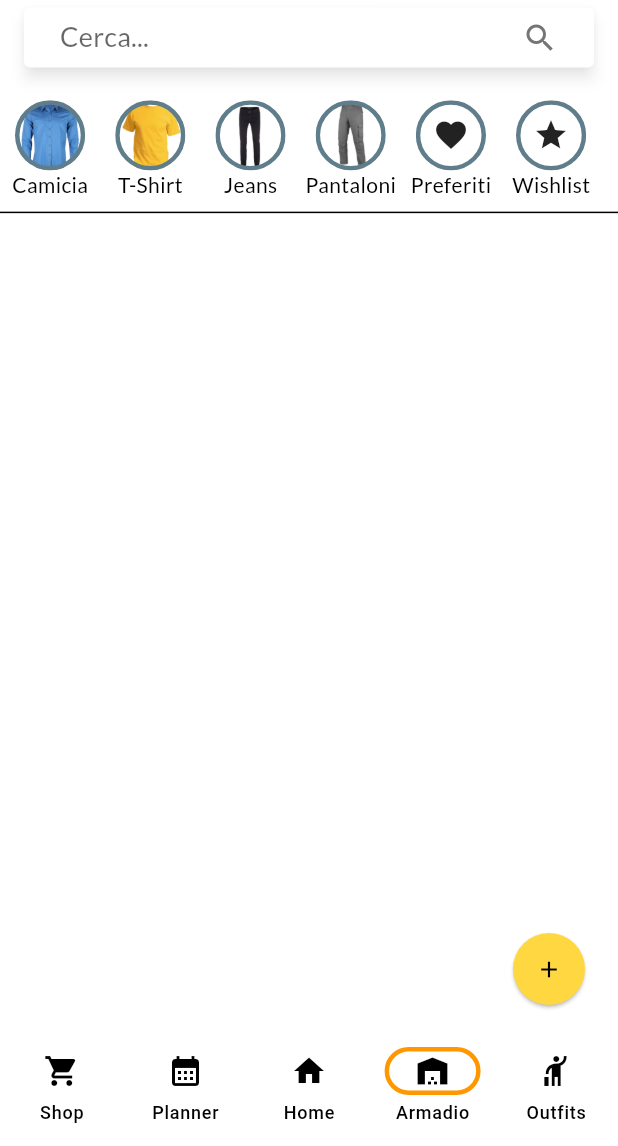
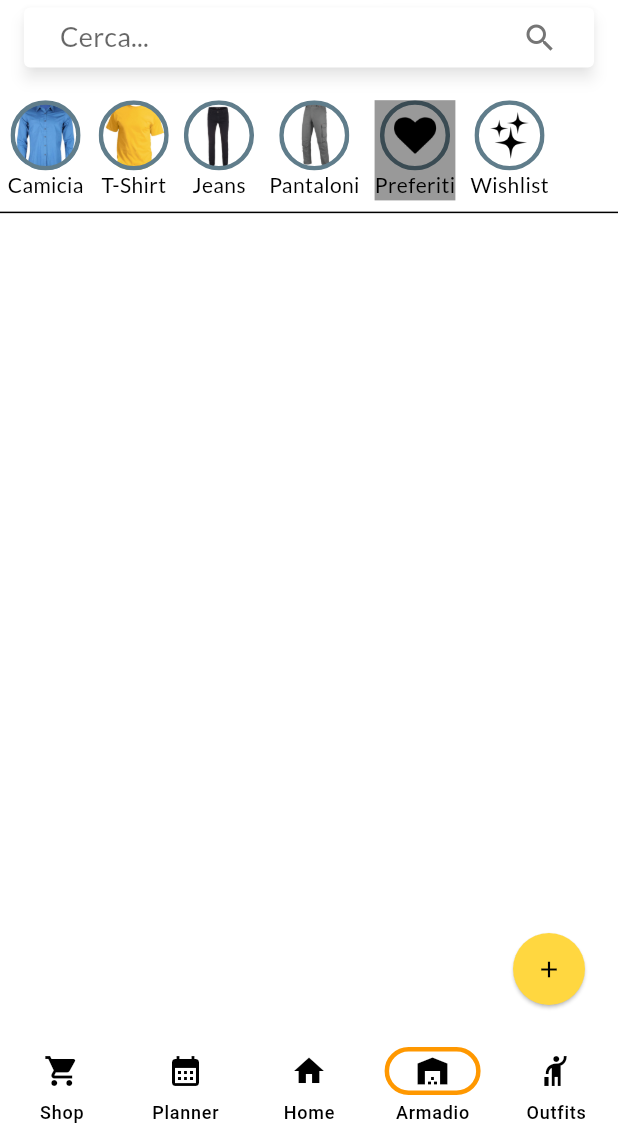
Before and after one commit to Timat-Piderma/cataclothes, a Flutter app: the screen it shows after launch, item 4 of the bottom bar chosen, after a tap on "Preferiti", on a phone screen of 412 x 824 dp, the part 90-1236 px from its top. Run offline on Flutter 3.47's test engine with Material 3 defaults, Android fonts, the phone set to English and light mode, and no system bars; our stand-ins replace google_fonts, image_cropper, image_picker, material_floating_search_bar_2, pie_chart, screenshot; missing offline and left inert: lindi_sticker_widget.

Commit message:
remade FilterHorizontalList

```diff
--- a/lib/article_detail.dart
+++ b/lib/article_detail.dart
@@ -32,7 +32,6 @@ class _ArticleDetailState extends State<ArticleDetail>
   ArticleCategory? dropdownCategoryValue;
 
   bool _isFavourited = false;
-  late TabController _tabController;
 
   @override
   void initState() {
@@ -48,12 +47,6 @@ class _ArticleDetailState extends State<ArticleDetail>
     dropdownCategoryValue = widget.article.articleCategory;
 
     _isFavourited = widget.article.isFavourite;
-  }
-
-  @override
-  void dispose() {
-    _tabController.dispose();
-    super.dispose();
   }
 
   double computeWidth() {
--- a/lib/data_manager.dart
+++ b/lib/data_manager.dart
@@ -206,7 +206,11 @@ class DataManager extends ChangeNotifier {
   }
 
   static Article? getFilterArticle(ArticleCategory cat) {
-    for (var element in SampleData.allArticles) {
+    List<Article> userArticles =
+        SampleData.allArticles + SampleData.wishlistArticles;
+    userArticles
+        .sort((a, b) => a.name.toLowerCase().compareTo(b.name.toLowerCase()));
+    for (var element in (userArticles)) {
       if (element.articleCategory == cat) {
         return element;
       }
--- /dev/null
+++ b/lib/filter_horizontal_list.dart
@@ -0,0 +1,120 @@
+import 'dart:io';
+
+import 'package:flutter/material.dart';
+import 'article.dart';
+import 'item.dart';
+import 'outfit.dart';
+
+class FilterHorizontalList extends StatefulWidget {
+  final List<ItemBubble> items;
+  final int type;
+
+  const FilterHorizontalList(
+      {required this.items, required this.type, Key? key})
+      : super(key: key);
+
+  @override
+  State<FilterHorizontalList> createState() => _FilterHorizontalListState();
+}
+
+class _FilterHorizontalListState extends State<FilterHorizontalList> {
+  int selectedIndex = -1;
+
+  @override
+  void initState() {
+    super.initState();
+  }
+
+  @override
+  Widget build(BuildContext context) {
+    return ListView.builder(
+      itemCount: widget.items.length,
+      scrollDirection: Axis.horizontal,
+      itemBuilder: (context, index) {
+        final isSelected = selectedIndex == index;
+        return GestureDetector(
+          onTap: () {
+            widget.items[index].func(widget.items[index].item is Article
+                ? (widget.items[index].item as Article).articleCategory!
+                : (widget.items[index].item as Outfit).outfitCategory!);
+            if (selectedIndex == index) {
+              setState(() {
+                selectedIndex = -1;
+              });
+            } else {
+              setState(() {
+                selectedIndex = index;
+              });
+            }
+          },
+          child: Padding(
+            padding: EdgeInsets.symmetric(horizontal: 5),
+            child: Stack(
+              children: [
+                widget.items[index],
+                if (isSelected)
+                  Positioned.fill(
+                    child: ColoredBox(color: Colors.black.withOpacity(0.4)),
+                  ),
+              ],
+            ),
+          ),
+        );
+      },
+    );
+  }
+}
+
+class ItemBubble extends StatefulWidget {
+  final Item item;
+  final Function func;
+
+  ItemBubble({super.key, required this.item, required this.func});
+
+  @override
+  State<ItemBubble> createState() {
+    return _ItemBubbleState();
+  }
+}
+
+class _ItemBubbleState extends State<ItemBubble> {
+  bool isSelected = false;
+
+  @override
+  Widget build(BuildContext context) {
+    return Center(
+      child: Column(
+        children: [
+          Expanded(
+            child: LayoutBuilder(builder: (context, constraints) {
+              return ClipRRect(
+                child: Container(
+                  width: constraints.maxHeight,
+                  decoration: BoxDecoration(
+                    borderRadius: BorderRadius.circular(100),
+                    border: Border.all(color: Colors.blueGrey, width: 3),
+                    image: DecorationImage(image: getImage(widget.item.image)),
+                  ),
+                ),
+              );
+            }),
+          ),
+          Text(
+              widget.item is Article
+                  ? (widget.item as Article).articleCategory!.name
+                  : (widget.item as Outfit).outfitCategory!.name,
+              maxLines: 1,
+              overflow: TextOverflow.ellipsis),
+        ],
+      ),
+    );
+  }
+
+  ImageProvider getImage(String path) {
+    if (File(path).existsSync()) {
+      return FileImage(File(path));
+    } else {
+      return AssetImage(path);
+    }
+  }
+}
--- a/lib/item_bubble.dart
+++ b/lib/item_bubble.dart
@@ -7,8 +7,9 @@ import 'outfit.dart';
 
 class ItemBubble extends StatefulWidget {
   final Item item;
+  final Function func;
 
-  const ItemBubble({required this.item});
+  const ItemBubble({super.key, required this.item, required this.func});
 
   @override
   State<ItemBubble> createState() {
@@ -17,9 +18,23 @@ class ItemBubble extends StatefulWidget {
 }
 
 class _ItemBubbleState extends State<ItemBubble> {
+  bool isSelected = false;
+
   @override
   Widget build(BuildContext context) {
-    return Column(
+    return GestureDetector(
+      onTap: () {
+        widget.func(widget.item is Article
+            ? (widget.item as Article).articleCategory!
+            : (widget.item as Outfit).outfitCategory!);
+
+        setState(() {
+          isSelected = !isSelected;
+        });
+      },
+      child: Stack(children: [
+        Center(
+          child: Column(
             children: [
               Expanded(
                 child: LayoutBuilder(builder: (context, constraints) {
@@ -29,7 +44,8 @@ class _ItemBubbleState extends State<ItemBubble> {
                       decoration: BoxDecoration(
                         borderRadius: BorderRadius.circular(100),
                         border: Border.all(color: Colors.blueGrey, width: 3),
-                  image: DecorationImage(image: getImage(widget.item.image)),
+                        image:
+                            DecorationImage(image: getImage(widget.item.image)),
                       ),
                     ),
                   );
@@ -42,6 +58,20 @@ class _ItemBubbleState extends State<ItemBubble> {
                   maxLines: 1,
                   overflow: TextOverflow.ellipsis),
             ],
+          ),
+        ),
+        Visibility(
+          visible: isSelected,
+          child: LayoutBuilder(
+            builder: (BuildContext context, BoxConstraints constraints) {
+              return SizedBox(
+                  width: constraints.maxWidth,
+                  height: constraints.maxHeight,
+                  child: ColoredBox(color: Colors.black.withOpacity(0.4)));
+            },
+          ),
+        ),
+      ]),
     );
   }
 
--- a/lib/screen_closet.dart
+++ b/lib/screen_closet.dart
@@ -10,9 +10,8 @@ import 'article.dart';
 import 'article_detail.dart';
 import 'category_article.dart';
 import 'data_manager.dart';
-import 'item_bubble.dart';
+import 'filter_horizontal_list.dart';
 import 'item_grid.dart';
-import 'item_horizontal_list.dart';
 
 class ClosetScreen extends StatefulWidget {
   const ClosetScreen({
@@ -25,8 +24,8 @@ class ClosetScreen extends StatefulWidget {
 
 class _ClosetScreenState extends State<ClosetScreen> {
   ArticleCategory? filter;
-  ArticleCategory favouriteFilter = ArticleCategory(name: "fav");
-  ArticleCategory wishlistFilter = ArticleCategory(name: "wish");
+  ArticleCategory favouriteFilter = ArticleCategory(name: "Preferiti");
+  ArticleCategory wishlistFilter = ArticleCategory(name: "Wishlist");
   List<Article> filteredArticles =
       DataManager().wishlistArticles + DataManager().allArticles;
 
@@ -58,7 +57,7 @@ class _ClosetScreenState extends State<ClosetScreen> {
                 )),
             Expanded(
               flex: 1,
-              child: ItemHorizontalList(
+              child: FilterHorizontalList(
                 items: buildWidgets(getFilterItems()),
                 type: 0,
               ),
@@ -113,84 +112,23 @@ class _ClosetScreenState extends State<ClosetScreen> {
     );
   }
 
-  List<Widget> buildWidgets(List<Article> items) {
-    List<Widget> res = [];
+  List<ItemBubble> buildWidgets(List<Article> items) {
+    List<ItemBubble> res = [];
 
     for (Article a in items) {
-      res.add(AspectRatio(
-        aspectRatio: 1,
-        child: GestureDetector(
-          onTap: () {
-            setFilter(a.articleCategory!);
-          },
-          child: SizedBox(
-            width: double.infinity,
-            child: ItemBubble(item: a),
-          ),
-        ),
-      ));
+      res.add(ItemBubble(item: a, func: setFilter));
     }
 
-    res.add(AspectRatio(
-      aspectRatio: 1,
-      child: GestureDetector(
-        onTap: () {
-          setFilter(favouriteFilter);
-        },
-        child: Container(
-            width: double.infinity,
-            child: Column(
-              children: [
-                Expanded(
-                  child: LayoutBuilder(builder: (context, constraints) {
-                    return ClipRRect(
-                      child: Container(
-                        width: constraints.maxHeight,
-                        decoration: BoxDecoration(
-                          borderRadius: BorderRadius.circular(100),
-                          border: Border.all(color: Colors.blueGrey, width: 3),
-                        ),
-                        child: const Icon(Icons.favorite),
-                      ),
-                    );
-                  }),
-                ),
-                const Text("Preferiti",
-                    maxLines: 1, overflow: TextOverflow.ellipsis),
-              ],
-            )),
-      ),
-    ));
-    res.add(AspectRatio(
-      aspectRatio: 1,
-      child: GestureDetector(
-        onTap: () {
-          setFilter(wishlistFilter);
-        },
-        child: Container(
-            width: double.infinity,
-            child: Column(
-              children: [
-                Expanded(
-                  child: LayoutBuilder(builder: (context, constraints) {
-                    return ClipRRect(
-                      child: Container(
-                        width: constraints.maxHeight,
-                        decoration: BoxDecoration(
-                          borderRadius: BorderRadius.circular(100),
-                          border: Border.all(color: Colors.blueGrey, width: 3),
-                        ),
-                        child: const Icon(Icons.star),
-                      ),
-                    );
-                  }),
-                ),
-                const Text("Wishlist",
-                    maxLines: 1, overflow: TextOverflow.ellipsis),
-              ],
-            )),
-      ),
-    ));
+    res.add(ItemBubble(
+        item: Article(
+            articleCategory: favouriteFilter,
+            image: "assets/icons/favourite_icon.png"),
+        func: setFilter));
+    res.add(ItemBubble(
+        item: Article(
+            articleCategory: wishlistFilter,
+            image: "assets/icons/wishlist_icon.png"),
+        func: setFilter));
 
     return res;
   }
@@ -211,12 +149,12 @@ class _ClosetScreenState extends State<ClosetScreen> {
 
       List<Article> res = [];
       if (filter != null) {
-        if (filter!.name == "fav") {
+        if (filter!.name == "Preferiti") {
           res.addAll(DataManager()
               .allArticles
               .where((element) => element.isFavourite));
         } else {
-          if (filter!.name == "wish") {
+          if (filter!.name == "Wishlist") {
             res.addAll(DataManager().wishlistArticles);
           } else {
             res.addAll(
--- a/lib/screen_outfit_article_select.dart
+++ b/lib/screen_outfit_article_select.dart
@@ -120,14 +120,9 @@ class ScreenOutfitArticleSelectState extends State<ScreenOutfitArticleSelect>
     for (Article a in items) {
       res.add(AspectRatio(
         aspectRatio: 1,
-        child: GestureDetector(
-          onTap: () {
-            setFilter(a.articleCategory!);
-          },
-          child: SizedBox(
-            width: double.infinity,
-            child: ItemBubble(item: a),
-          ),
+        child: SizedBox(
+          width: double.infinity,
+          child: ItemBubble(item: a ,func: setFilter),
         ),
       ));
     }
--- a/lib/screen_outfits.dart
+++ b/lib/screen_outfits.dart
@@ -1,11 +1,10 @@
 import 'package:cataclothes/category_outfit.dart';
 import 'package:cataclothes/custom_searchbar.dart';
-import 'package:cataclothes/item_horizontal_list.dart';
 import 'package:cataclothes/screen_outfit_article_select.dart';
 import 'package:flutter/material.dart';
 import 'package:provider/provider.dart';
 import 'data_manager.dart';
-import 'item_bubble.dart';
+import 'filter_horizontal_list.dart';
 import 'item_grid.dart';
 import 'outfit.dart';
 import 'outfit_detail.dart';
@@ -21,7 +20,7 @@ class OutfitsScreen extends StatefulWidget {
 
 class _OutfitScreenState extends State<OutfitsScreen> {
   OutfitCategory? filter;
-  OutfitCategory favouriteFilter = OutfitCategory(name: "fav");
+  OutfitCategory favouriteFilter = OutfitCategory(name: "Preferiti");
   List<Outfit> filteredOutfits = DataManager().allOutfits;
 
   @override
@@ -47,7 +46,7 @@ class _OutfitScreenState extends State<OutfitsScreen> {
                   flex: 1, child: CustomSearchBar(func: updateSearchResult)),
               Expanded(
                 flex: 1,
-                child: ItemHorizontalList(
+                child: FilterHorizontalList(
                   items: buildWidgets(getFilterItems()),
                   type: 0,
                 ),
@@ -110,55 +109,16 @@ class _OutfitScreenState extends State<OutfitsScreen> {
     );
   }
 
-  List<Widget> buildWidgets(List<Outfit> items) {
-    List<Widget> res = [];
+  List<ItemBubble> buildWidgets(List<Outfit> items) {
+    List<ItemBubble> res = [];
 
     for (Outfit o in items) {
-      res.add(AspectRatio(
-        aspectRatio: 1,
-        child: GestureDetector(
-          onTap: () {
-            setFilter(o.outfitCategory!);
-          },
-          child: Container(
-            width: double.infinity,
-            child: ItemBubble(item: o),
-          ),
-        ),
-      ));
+      res.add(ItemBubble(item: o, func: setFilter));
     }
 
-    res.add(AspectRatio(
-      aspectRatio: 1,
-      child: GestureDetector(
-        onTap: () {
-          setFilter(favouriteFilter);
-        },
-        child: Container(
-            width: double.infinity,
-            child: Column(
-              children: [
-                Expanded(
-                  child: LayoutBuilder(builder: (context, constraints) {
-                    return ClipRRect(
-                      child: Container(
-                        width: constraints.maxHeight,
-                        decoration: BoxDecoration(
-                          borderRadius: BorderRadius.circular(100),
-                          border: Border.all(color: Colors.blueGrey, width: 3),
-                        ),
-                        child: const Icon(Icons.favorite),
-                      ),
-                    );
-                  }),
-                ),
-                const Text("Preferiti",
-                    maxLines: 1, overflow: TextOverflow.ellipsis),
-              ],
-            )),
-      ),
-    ));
-
+    res.add(ItemBubble(
+        item: Outfit(outfitCategory: favouriteFilter, image: "assets/icons/favourite_icon.png"),
+        func: setFilter));
     return res;
   }
 
--- a/lib/screen_profile.dart
+++ b/lib/screen_profile.dart
@@ -67,7 +67,7 @@ class _ProfileScreenState extends State<ProfileScreen>
                     padding: EdgeInsets.only(top: 8, left: 15),
                     child: CircleAvatar(
                       backgroundColor: Colors.lightBlueAccent,
-                      foregroundImage: AssetImage("assets/pfp.png"),
+                      foregroundImage: AssetImage("assets/icons/pfp.png"),
                       radius: 80,
                     ),
                   ),
--- a/pubspec.yaml
+++ b/pubspec.yaml
@@ -76,6 +76,7 @@ flutter:
       - assets/articles/store/
       - assets/articles/closet/
       - assets/outfits/
+      - assets/icons/
 
   # An image asset can refer to one or more resolution-specific "variants", see
   # https://flutter.dev/assets-and-images/#resolution-aware
```
Also changed, not shown: assets/icons/favourite_icon.png (added), assets/icons/pfp.png (renamed from assets/pfp.png), assets/icons/wishlist_icon.png (added). Lines whose indentation alone changed are shown as unchanged.
